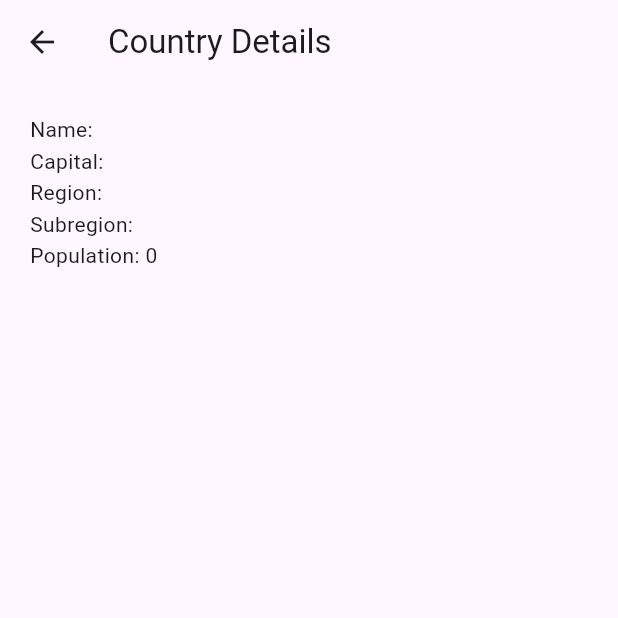
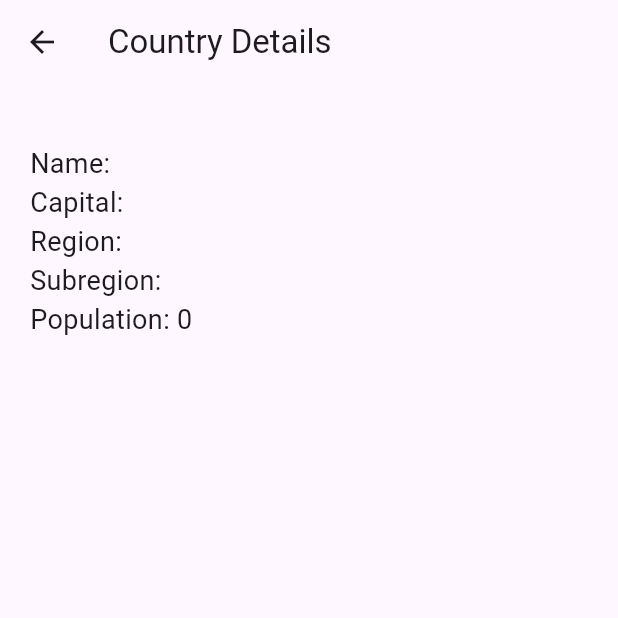
Before and after one commit to rodrigogaleano/countries_flutter, a Flutter app: the CountryDetailsView screen opened directly with empty values, on a phone screen of 412 x 824 dp, the top half of it. Run offline on Flutter 3.47's test engine with Material 3 defaults, Android fonts, the phone set to English and light mode, and no system bars; our stand-ins replace dio, flutter_bloc, get_it, go_router, pretty_dio_logger; network calls fail.

```diff
--- a/lib/ui/country_details/country_details_view.dart
+++ b/lib/ui/country_details/country_details_view.dart
@@ -45,7 +45,8 @@ class _CountryDetailsViewState extends State<CountryDetailsView> {
                   padding: const EdgeInsets.all(20),
                   sliver: SliverList.list(
                     children: [
-                      Image.network(state.country.flagPath),
+                      Image.network(state.country.flagPath, fit: BoxFit.cover),
+                      SizedBox(height: 20),
                       InfoItemView(title: 'Name: ', value: state.country.name),
                       InfoItemView(
                         title: 'Capital: ',
--- a/lib/ui/country_details/widgets/info_item_view.dart
+++ b/lib/ui/country_details/widgets/info_item_view.dart
@@ -9,6 +9,14 @@ class InfoItemView extends StatelessWidget {
 
   @override
   Widget build(BuildContext context) {
-    return Visibility(visible: isVisible, child: Row(children: [Text(title), Text(value)]));
+    return Visibility(
+      visible: isVisible,
+      child: Row(
+        children: [
+          Text(title, style: const TextStyle(fontSize: 18)),
+          Text(value, style: const TextStyle(fontSize: 18)),
+        ],
+      ),
+    );
   }
 }
```
Also changed, not shown: lib/data/repositories/countries_repository.dart (+16 -0 lines), lib/ui/home/cubit/home_cubit.dart (+29 -0 lines), lib/ui/home/home_view.dart (+14 -1 lines), lib/utils/debounce.dart (added, +18 -0 lines).
